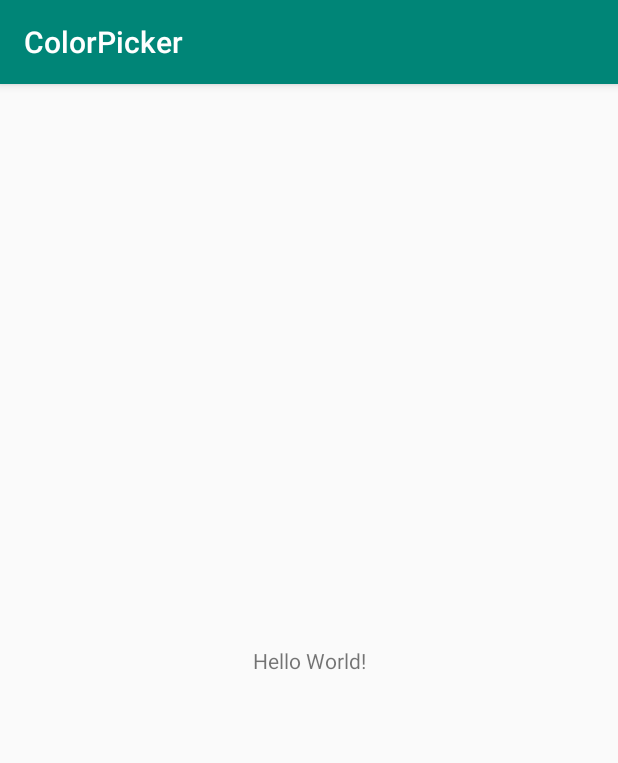
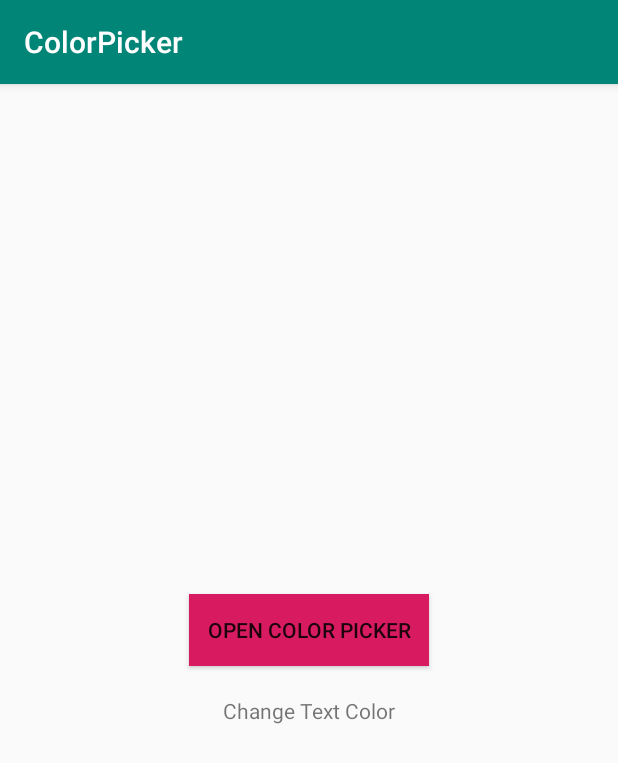
Before and after one commit to HenryChigbo/Android-Color-Picker, an Android app: the screen it shows after launch (MainActivity), on a phone screen of 412 x 824 dp. Shown: the top 763 px of the screen. Run offline under Robolectric (Android 15) with nearby library versions, the phone set to English and light mode, and no system bars.

```diff
--- a/app/build.gradle
+++ b/app/build.gradle
@@ -25,4 +25,5 @@ dependencies {
     testImplementation 'junit:junit:4.12'
     androidTestImplementation 'androidx.test:runner:1.1.1'
     androidTestImplementation 'androidx.test.espresso:espresso-core:3.1.1'
+    compile project(path: ':colorpickers')
 }
--- a/app/src/main/java/com/inducesmile/colorpicker/MainActivity.java
+++ b/app/src/main/java/com/inducesmile/colorpicker/MainActivity.java
@@ -1,13 +1,52 @@
 package com.inducesmile.colorpicker;
 
+import android.content.pm.ActivityInfo;
+import android.os.Bundle;
+import android.util.Log;
+import android.view.View;
+import android.widget.Button;
+
+import com.inducesmile.colorpickers.ColorPicker;
+import com.inducesmile.colorpickers.OnColorSelectChangeListener;
+
 import androidx.appcompat.app.AppCompatActivity;
-import android.os.Bundle;
+import androidx.appcompat.widget.AppCompatButton;
+import androidx.appcompat.widget.AppCompatTextView;
 
-public class MainActivity extends AppCompatActivity {
+public class MainActivity extends AppCompatActivity implements OnColorSelectChangeListener {
+
+
+    private static final String TAG = MainActivity.class.getSimpleName();
+
+    private AppCompatTextView showColorCode;
+
+    private ColorPicker colorPicker;
 
     @Override
     protected void onCreate(Bundle savedInstanceState) {
         super.onCreate(savedInstanceState);
         setContentView(R.layout.activity_main);
+
+        setRequestedOrientation(ActivityInfo.SCREEN_ORIENTATION_PORTRAIT);
+
+        colorPicker = new ColorPicker(MainActivity.this);
+        colorPicker.setOnColorSelectChangeListener(this);
+
+
+        showColorCode = (AppCompatTextView)findViewById(R.id.selected_color);
+
+        Button showColorPickerBtn = (AppCompatButton)findViewById(R.id.open_color_picker);
+        showColorPickerBtn.setOnClickListener(new View.OnClickListener() {
+            @Override
+            public void onClick(View v) {
+                colorPicker.show();
+            }
+        });
+    }
+
+    @Override
+    public void onColorChange(int color) {
+        Log.d(TAG, "Selected color " + color);
+        showColorCode.setTextColor(color);
     }
 }
--- a/app/src/main/res/layout/activity_main.xml
+++ b/app/src/main/res/layout/activity_main.xml
@@ -1,18 +1,28 @@
 <?xml version="1.0" encoding="utf-8"?>
-<androidx.constraintlayout.widget.ConstraintLayout xmlns:android="http://schemas.android.com/apk/res/android"
+<androidx.appcompat.widget.LinearLayoutCompat xmlns:android="http://schemas.android.com/apk/res/android"
     xmlns:app="http://schemas.android.com/apk/res-auto"
     xmlns:tools="http://schemas.android.com/tools"
     android:layout_width="match_parent"
     android:layout_height="match_parent"
+    android:gravity="center"
+    android:orientation="vertical"
     tools:context=".MainActivity">
 
-    <TextView
+    <androidx.appcompat.widget.AppCompatButton
+        android:id="@+id/open_color_picker"
         android:layout_width="wrap_content"
         android:layout_height="wrap_content"
-        android:text="Hello World!"
-        app:layout_constraintBottom_toBottomOf="parent"
-        app:layout_constraintLeft_toLeftOf="parent"
-        app:layout_constraintRight_toRightOf="parent"
-        app:layout_constraintTop_toTopOf="parent" />
+        android:padding="12dp"
+        android:text="@string/open_color_picker"
+        android:background="@color/colorAccent"/>
 
-</androidx.constraintlayout.widget.ConstraintLayout>
+
+    <androidx.appcompat.widget.AppCompatTextView
+        android:id="@+id/selected_color"
+        android:layout_width="wrap_content"
+        android:layout_height="wrap_content"
+        android:layout_marginTop="20dp"
+        android:text="Change Text Color" />
+
+
+</androidx.appcompat.widget.LinearLayoutCompat>
--- a/app/src/main/res/values/colors.xml
+++ b/app/src/main/res/values/colors.xml
@@ -3,4 +3,5 @@
     <color name="colorPrimary">#008577</color>
     <color name="colorPrimaryDark">#00574B</color>
     <color name="colorAccent">#D81B60</color>
+    <color name="colorBlue">#ffffff</color>
 </resources>
--- a/app/src/main/res/values/strings.xml
+++ b/app/src/main/res/values/strings.xml
@@ -1,3 +1,4 @@
 <resources>
     <string name="app_name">ColorPicker</string>
+    <string name="open_color_picker">Open Color Picker</string>
 </resources>
--- a/colorpickers/build.gradle
+++ b/colorpickers/build.gradle
@@ -31,10 +31,6 @@ ext {
 dependencies {
     implementation fileTree(dir: 'libs', include: ['*.jar'])
 
-    //View binding
-    api "com.jakewharton:butterknife:$butterKnifeVersion"
-    annotationProcessor "com.jakewharton:butterknife-compiler:$butterKnifeVersion"
-
     implementation 'androidx.appcompat:appcompat:1.1.0-alpha01'
     testImplementation 'junit:junit:4.12'
     androidTestImplementation 'androidx.test:runner:1.1.1'
--- a/colorpickers/src/main/java/com/inducesmile/colorpickers/ColorPicker.java
+++ b/colorpickers/src/main/java/com/inducesmile/colorpickers/ColorPicker.java
@@ -11,9 +11,6 @@ import androidx.appcompat.widget.AppCompatButton;
 import androidx.appcompat.widget.AppCompatSeekBar;
 import androidx.appcompat.widget.AppCompatTextView;
 import androidx.appcompat.widget.LinearLayoutCompat;
-import butterknife.BindView;
-import butterknife.ButterKnife;
-import butterknife.OnClick;
 
 public class ColorPicker implements SeekBar.OnSeekBarChangeListener{
 
@@ -23,27 +20,14 @@ public class ColorPicker implements SeekBar.OnSeekBarChangeListener{
 
     private AlertDialog alertDialog;
 
-    @BindView(R.id.color_preview)
-    LinearLayoutCompat colorPreview;
 
-    @BindView(R.id.red_bar_count)
-    AppCompatTextView redBarCount;
+    private LinearLayoutCompat colorPreview;
 
-    @BindView(R.id.green_bar_count)
-    AppCompatTextView greenBarCount;
+    AppCompatTextView redBarCount, greenBarCount, blueBarCount;
 
-    @BindView(R.id.blue_bar_count)
-    AppCompatTextView blueBarCount;
-
-    @BindView(R.id.ok_button)
-    AppCompatButton okButton;
-
-    @BindView(R.id.cancel_button)
-    AppCompatButton cancelButton;
-
+    AppCompatButton okButton, cancelButton;
 
     private int redValue, greenValue, blueValue = 0;
-
 
     AppCompatSeekBar redSeekBar, greenSeekBar, blueSeekBar;
 
@@ -57,7 +41,7 @@ public class ColorPicker implements SeekBar.OnSeekBarChangeListener{
     public ColorPicker(Context context) {
         this.context = context;
         colorConverter = new ColorConverter(context);
-        currentColor = R.color.colorPrimary;
+        currentColor = R.color.colorBackground;
         initColorPicker();
     }
 
@@ -66,7 +50,12 @@ public class ColorPicker implements SeekBar.OnSeekBarChangeListener{
         AlertDialog.Builder builder = new AlertDialog.Builder(context);
         View view = LayoutInflater.from(context).inflate(R.layout.color_picker_layout, null);
         builder.setView(view);
-        ButterKnife.bind(this, view);
+
+        colorPreview = (LinearLayoutCompat) view.findViewById(R.id.color_preview);
+
+        redBarCount = (AppCompatTextView)view.findViewById(R.id.red_bar_count);
+        greenBarCount = (AppCompatTextView)view.findViewById(R.id.green_bar_count);
+        blueBarCount = (AppCompatTextView)view.findViewById(R.id.blue_bar_count);
 
         redSeekBar = (AppCompatSeekBar)view.findViewById(R.id.color_bar_red);
         greenSeekBar = (AppCompatSeekBar)view.findViewById(R.id.color_bar_green);
@@ -78,6 +67,24 @@ public class ColorPicker implements SeekBar.OnSeekBarChangeListener{
 
         builder.setCancelable(false);
         alertDialog = builder.create();
+
+        okButton = (AppCompatButton) view.findViewById(R.id.ok_button);
+        okButton.setOnClickListener(new View.OnClickListener() {
+            @Override
+            public void onClick(View v) {
+                onColorSelectChangeListener.onColorChange(currentColor);
+                alertDialog.dismiss();
+            }
+        });
+
+
+        cancelButton = (AppCompatButton)view.findViewById(R.id.cancel_button);
+        cancelButton.setOnClickListener(new View.OnClickListener() {
+            @Override
+            public void onClick(View v) {
+                alertDialog.dismiss();
+            }
+        });
     }
 
 
@@ -100,22 +107,20 @@ public class ColorPicker implements SeekBar.OnSeekBarChangeListener{
     public void onProgressChanged(SeekBar seekBar, int progress, boolean fromUser) {
         Log.d(TAG, "Log progress " + progress);
         int id = ((SeekBar)seekBar).getId();
-        switch (id){
-            case R.id.color_bar_red:
-                redValue = progress;
-                break;
-            case R.id.color_bar_green:
-                greenValue = progress;
-                break;
-            case R.id.color_bar_blue:
-                blueValue = progress;
-                break;
+        if(id == R.id.color_bar_red){
+            redValue = progress;
+        }
+        if(id == R.id.color_bar_green){
+            greenValue = progress;
+        }
+        if(id == R.id.color_bar_blue){
+            blueValue = progress;
         }
         currentColor = colorConverter.convertIntValuesToColor(redValue, greenValue, blueValue);
         Log.d(TAG, "Log current color " + progress);
         setDefaultColor(currentColor);
+    }
 
-    }
 
     @Override
     public void onStartTrackingTouch(SeekBar seekBar) {
@@ -127,19 +132,6 @@ public class ColorPicker implements SeekBar.OnSeekBarChangeListener{
     }
 
 
-    @OnClick(R.id.ok_button)
-    public void onOkButtonClick(View view){
-        onColorSelectChangeListener.onColorChange(currentColor);
-        alertDialog.dismiss();
-    }
-
-
-    @OnClick(R.id.cancel_button)
-    public void onCancelButtonClick(View view){
-        alertDialog.dismiss();
-    }
-
-
     public void setOnColorSelectChangeListener(OnColorSelectChangeListener onColorSelectChangeListener){
         this.onColorSelectChangeListener = onColorSelectChangeListener;
     }
```
